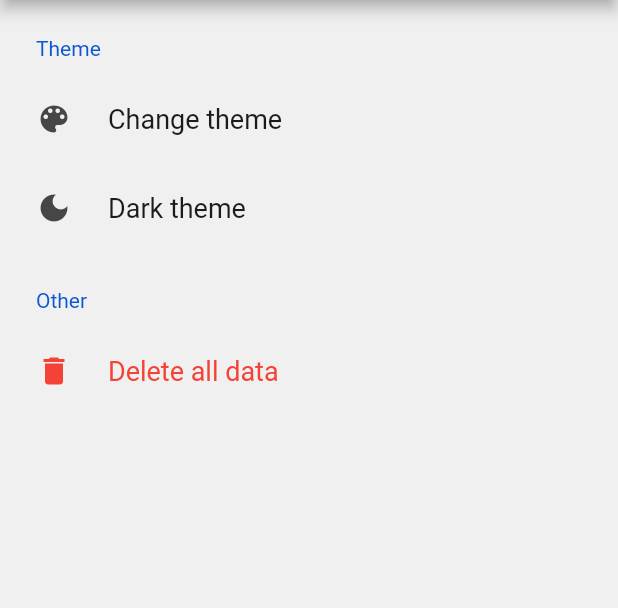
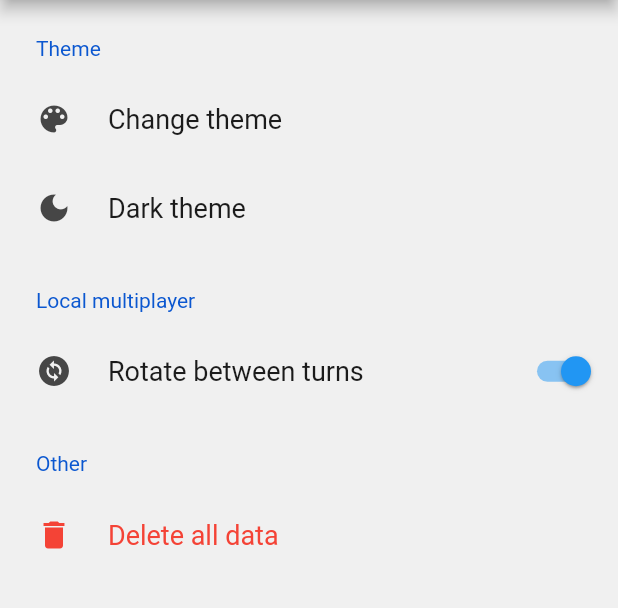
Before and after one commit to emberal/tic_tac_toe_upgraded, a Flutter app: the screen it shows after launch, after a tap on "Settings", on a phone screen of 412 x 824 dp, the part 84-692 px from its top. Run offline on Flutter 3.47's test engine with Material 2 defaults, Android fonts, the phone set to English and light mode, and no system bars; drawn by our look-alikes of settings_ui; our stand-ins replace package_info_plus, shared_preferences; missing offline and left inert: flex_color_picker.

Commit message:
Added toggle in settings to turn off rotations, and saved the setting to sharedPreferences, cleanup a lot of code

```diff
--- a/lib/game/game.dart
+++ b/lib/game/game.dart
@@ -1,12 +1,9 @@
 import '../objects/player.dart';
-import '../objects/game_button.dart';
+import '../objects/square_object.dart';
 
 abstract class Game {
   /// The values of the [board] where the game is played
-  late final List<GameButton> board;
-
-  /// Sets a [player]'s chosen value
-  void setActiveNumber(int value, Player? player);
+  late final List<SquareObject> board;
 
   /// Used to set the action after a [player] selects a square on the [board]
   void handlePress(int index, int value, Player player);
--- a/lib/main.dart
+++ b/lib/main.dart
@@ -3,6 +3,7 @@ import 'dart:convert';
 import 'package:flex_color_picker/flex_color_picker.dart';
 import 'package:flutter/material.dart';
 import 'package:package_info_plus/package_info_plus.dart';
+import 'package:shared_preferences/shared_preferences.dart';
 import 'package:tic_tac_toe_upgraded/game/game_utils.dart';
 import 'package:tic_tac_toe_upgraded/game/local_multiplayer_game.dart';
 import 'package:tic_tac_toe_upgraded/objects/theme.dart';
@@ -13,8 +14,11 @@ import './stats.dart';
 import 'game/multiplayer_game.dart';
 import 'widgets/menu.dart';
 
-void main() {
+SharedPreferences? prefs;
+
+void main() async {
   runApp(const MyApp());
+  prefs = await SharedPreferences.getInstance();
 }
 
 enum Nav {
@@ -105,8 +109,12 @@ class _MyAppState extends State<MyApp> {
 
   @override
   Widget build(BuildContext context) {
+    if (prefs != null) {
+      LocalMultiplayerGame.rotateGlobal =
+          prefs!.getBool(SettingsKey.rotate.key) ?? true;
+    }
     return FutureBuilder(
-      future: MyTheme.getSavedTheme(),
+      future: MyTheme.getSavedTheme(), // TODO use [prefs] variable
       builder: (BuildContext context, AsyncSnapshot<String> snapshot) {
         if (snapshot.hasData) {
           late ThemeMode theme = ThemeMode.system;
@@ -118,6 +126,7 @@ class _MyAppState extends State<MyApp> {
           MyTheme.setGlobalTheme(theme);
         }
         return FutureBuilder(
+          // TODO use [prefs] variable
           future: GameUtils.getSavedStrings([
             "primary-color-light",
             "primary-color-dark",
@@ -201,8 +210,7 @@ class _MyHomePageState extends State<MyHomePage> {
             future: _getPackageInfo(),
             builder:
                 (BuildContext context, AsyncSnapshot<PackageInfo> snapshot) {
-              return Text(
-                  "Version: ${snapshot.hasData ? snapshot.data?.version : "null"}");
+              return Text("Version: ${snapshot.data?.version}");
             },
           ),
         ],
--- a/lib/objects/game_button.dart
+++ /dev/null
@@ -1,9 +0,0 @@
-import '../objects/player.dart';
-
-class GameButton {
-  GameButton({required this.index, this.value = 0, this.player});
-
-  final int index;
-  int value;
-  Player? player;
-}
--- a/lib/objects/player.dart
+++ b/lib/objects/player.dart
@@ -7,16 +7,16 @@ class Player {
   /// The [name] of the [Player]
   String? name;
 
-  /// The [Color] of the [Player]
+  /// The [color] of the [Player]
   Color? color;
 
-  /// The current selected number
-  int activeNumber;
+  /// The [Player]'s selected number
+  num activeNumber;
 
   /// If it's the [Player]'s turn
   bool isTurn;
 
-  /// A [List] of [bool] describing which values have been used
+  /// A [List] describing which values have been used, if 'true', the value is already used
   final List<bool> usedValues = List.filled(GameUtils.numberOfValues, false);
 
   @override
--- a/lib/objects/player_ai.dart
+++ b/lib/objects/player_ai.dart
@@ -1,4 +1,4 @@
-import 'package:tic_tac_toe_upgraded/objects/game_button.dart';
+import 'package:tic_tac_toe_upgraded/objects/square_object.dart';
 import 'package:tic_tac_toe_upgraded/objects/player.dart';
 
 class PlayerAI extends Player {
@@ -13,7 +13,7 @@ class PlayerAI extends Player {
   final Function? handleMove;
 
   /// Finds an unused value and a spot to place it, then calls [handleMove]
-  void nextMove(List<GameButton> board) {
+  void nextMove(List<SquareObject> board) {
     // TODO improve """AI"""
     int useValue = 0, index = -1;
 
--- /dev/null
+++ b/lib/objects/square_object.dart
@@ -0,0 +1,14 @@
+import '../objects/player.dart';
+
+class SquareObject {
+  SquareObject({required this.index, this.value = 0, this.player});
+
+  /// The [index] of the square
+  final int index;
+
+  /// The [value] of the square
+  num value;
+
+  /// The [player] currently occupying the square
+  Player? player;
+}
--- a/lib/objects/theme.dart
+++ b/lib/objects/theme.dart
@@ -15,6 +15,8 @@ enum ThemeId {
   final String? dark;
   final String? both;
 }
+
+// TODO class wide prefs variable
 
 abstract class MyTheme {
   /// What [ThemeMode] the app is using, initial theme is [ThemeMode.system]
--- a/lib/settings.dart
+++ b/lib/settings.dart
@@ -1,10 +1,20 @@
 import 'package:flutter/material.dart';
 import 'package:settings_ui/settings_ui.dart';
 import 'package:shared_preferences/shared_preferences.dart';
+import 'package:tic_tac_toe_upgraded/game/game_utils.dart';
+import 'package:tic_tac_toe_upgraded/game/local_multiplayer_game.dart';
 import 'package:tic_tac_toe_upgraded/objects/theme.dart';
 import 'package:tic_tac_toe_upgraded/stats.dart';
 import 'package:tic_tac_toe_upgraded/widgets/fullscreen_dialog.dart';
 import 'package:tic_tac_toe_upgraded/widgets/layout.dart';
+
+enum SettingsKey {
+  rotate("rotate-lmp");
+
+  const SettingsKey(this.key);
+
+  final String key;
+}
 
 class SettingsPage extends StatefulWidget {
   const SettingsPage(
@@ -100,6 +110,9 @@ class _SettingsPageState extends State<SettingsPage> {
       prefs.remove(data.lmp);
       prefs.remove(data.mp);
     }
+    for (var data in SettingsKey.values) {
+      prefs.remove(data.key);
+    }
     for (var data in ThemeId.values) {
       if (data.both != null) {
         prefs.remove(data.both!);
@@ -115,6 +128,12 @@ class _SettingsPageState extends State<SettingsPage> {
       // Immediately resets darkMode to system
       widget.themeModeCallback!(ThemeMode.system);
     }
+  }
+
+  void _toggleRotation() {
+    setState(() =>
+        LocalMultiplayerGame.rotateGlobal = !LocalMultiplayerGame.rotateGlobal);
+    GameUtils.saveBool(SettingsKey.rotate.key, LocalMultiplayerGame.rotateGlobal);
   }
 
   @override
@@ -141,6 +160,17 @@ class _SettingsPageState extends State<SettingsPage> {
               ),
             ],
           ),
+          SettingsSection(title: const Text("Local multiplayer"), tiles: [
+            SettingsTile.switchTile(
+              initialValue: LocalMultiplayerGame.rotateGlobal,
+              leading: const Icon(Icons.change_circle),
+              onToggle: (context) => _toggleRotation(),
+              activeSwitchColor: MyTheme.isDark(context)
+                  ? MyTheme.primaryColorsDark.color
+                  : MyTheme.primaryColorsLight.color,
+              title: const Text("Rotate between turns"),
+            ),
+          ]),
           // Delete all data
           SettingsSection(
             title: const Text("Other"),
```
Also changed, not shown: lib/game/game_utils.dart (+20 -8 lines), lib/game/local_multiplayer_game.dart (+11 -15 lines), lib/game/singleplayer_game.dart (+9 -14 lines), lib/widgets/board.dart (+6 -7 lines), lib/widgets/select_buttons.dart (+27 -28 lines).
